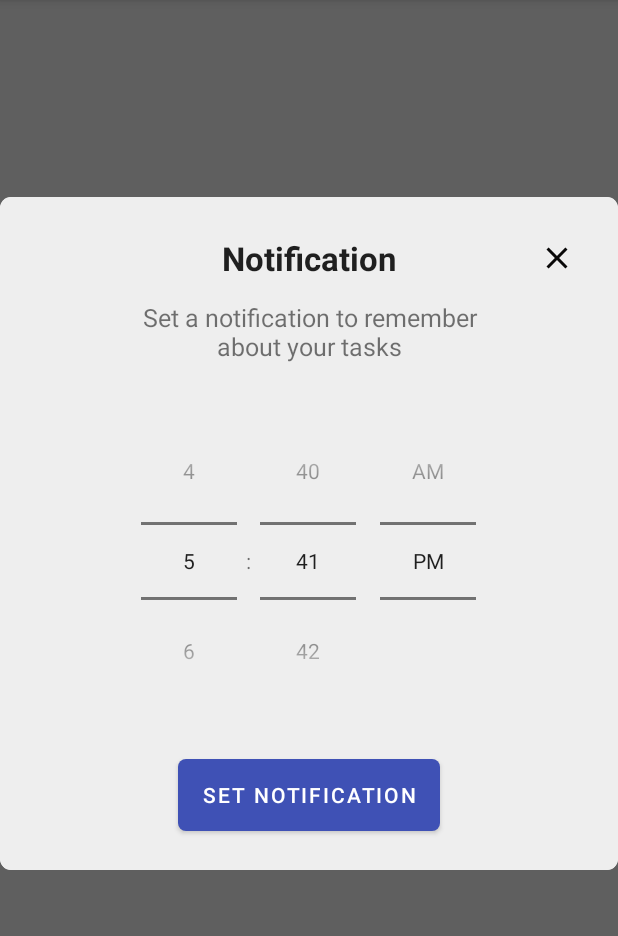
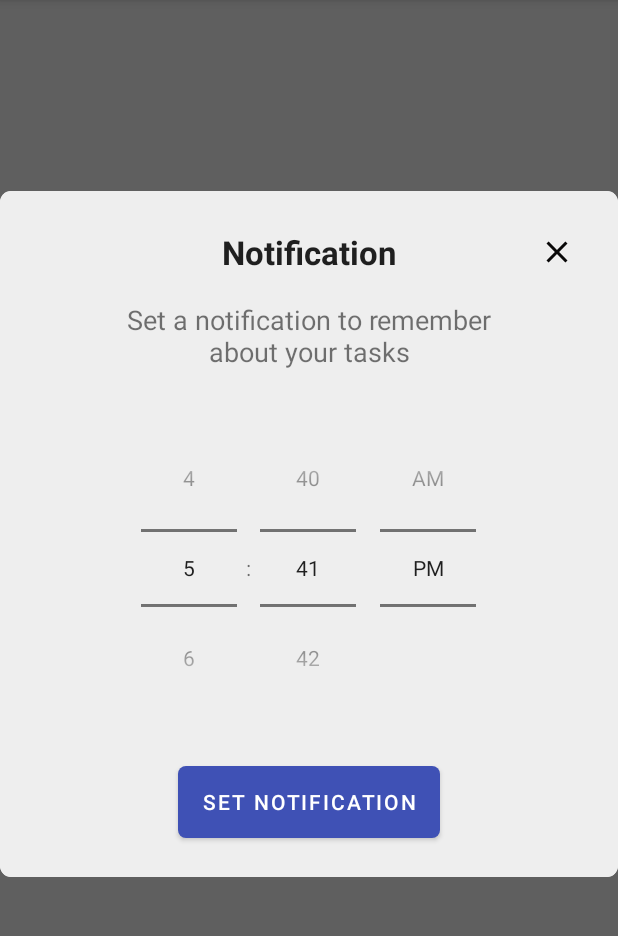
Before and after one commit to BartekReterski/LockedDoor, an Android app: the screen it shows after launch (MainActivity), after a tap on "Notifications", on a phone screen of 412 x 824 dp, the part 84-1020 px from its top. Run offline under Robolectric (Android 15) with nearby library versions, the phone set to English and light mode, and no system bars; our stand-ins replace sdp/ssp sizes; libraries missing offline, so code that uses them is left out: io.realm; 7 statements that could not run were skipped.

Commit message:
zmiany w layoutcie glownie

```diff
--- a/LD/app/build.gradle
+++ b/LD/app/build.gradle
@@ -35,7 +35,7 @@ android {
 
 dependencies {
 
-    implementation 'androidx.core:core-ktx:1.6.0'
+    implementation 'androidx.core:core-ktx:1.7.0'
     implementation 'com.intuit.sdp:sdp-android:1.0.6'
     implementation 'androidx.appcompat:appcompat:1.3.1'
     implementation 'com.bitvale:switcher:1.1.1'
--- a/LD/app/src/main/java/com/ld/lockeddoor/activities/MainActivity.kt
+++ b/LD/app/src/main/java/com/ld/lockeddoor/activities/MainActivity.kt
@@ -5,8 +5,8 @@ import androidx.appcompat.app.AppCompatActivity
 import android.os.Bundle
 import android.view.Menu
 import android.view.MenuItem
-import android.widget.Button
-import android.widget.Toast
+import android.view.View
+import android.widget.*
 import androidx.appcompat.app.AlertDialog
 import androidx.recyclerview.widget.GridLayoutManager
 import androidx.recyclerview.widget.RecyclerView
@@ -16,6 +16,7 @@ import com.ld.lockeddoor.models.ReminderModel
 import io.realm.Realm
 import io.realm.RealmConfiguration
 import java.lang.Exception
+import java.util.*
 
 class MainActivity : AppCompatActivity() {
 
@@ -41,6 +42,16 @@ class MainActivity : AppCompatActivity() {
 
             val readAllRealm=realm.where(ReminderModel::class.java).findAll()
             val recyclerView=findViewById<RecyclerView>(R.id.recyclerView)
+
+
+            if(!readAllRealm.isNullOrEmpty()){
+
+                val textviewHelper = findViewById<TextView>(R.id.textViewHelper)
+                val imageviewHelper = findViewById<ImageView>(R.id.imageViewHelper)
+
+                textviewHelper.visibility = View.GONE
+                imageviewHelper.visibility = View.GONE
+            }
 
             if(readAllRealm.size==1){
 
@@ -79,17 +90,7 @@ class MainActivity : AppCompatActivity() {
             }
 
             R.id.menu_notifications->{
-
-                val builder = AlertDialog.Builder(this,R.style.CustomAlertDialog)
-                    .create()
-                val view = layoutInflater.inflate(R.layout.notification_alert_dialog,null)
-                val  button = view.findViewById<Button>(R.id.set_not_btn)
-                builder.setView(view)
-                button.setOnClickListener {
-                    builder.dismiss()
-                }
-                builder.setCanceledOnTouchOutside(false)
-                builder.show()
+                notificationLogic()
             }
 
         }
@@ -107,6 +108,39 @@ class MainActivity : AppCompatActivity() {
         pressedTime = System.currentTimeMillis()
     }*/
 
+
+    private  fun notificationLogic(){
+        val builder = AlertDialog.Builder(this,R.style.CustomAlertDialog)
+            .create()
+        val view = layoutInflater.inflate(R.layout.notification_alert_dialog,null)
+        val closeImg=view.findViewById<ImageView>(R.id.close_button)
+        val setNotBtn=view.findViewById<Button>(R.id.set_not_btn)
+        val timePicker=view.findViewById<TimePicker>(R.id.timePicker)
+
+
+        val minute = timePicker.minute
+        val hour = timePicker.hour
+
+
+
+
+
+
+
+        closeImg.setOnClickListener{
+            builder.dismiss()
+        }
+
+        builder.setView(view)
+        setNotBtn.setOnClickListener {
+            Toast.makeText(this, hour.toString()+ minute.toString(),Toast.LENGTH_SHORT).show()
+            builder.dismiss()
+        }
+        builder.setCanceledOnTouchOutside(false)
+        builder.show()
+
+
+    }
     override fun onResume() {
         showReminderTaskList()
         super.onResume()
--- /dev/null
+++ b/LD/app/src/main/res/drawable/ic_outline_task_128.xml
@@ -0,0 +1,5 @@
+<vector android:height="128dp" android:tint="#090808"
+    android:viewportHeight="24" android:viewportWidth="24"
+    android:width="128dp" xmlns:android="http://schemas.android.com/apk/res/android">
+    <path android:fillColor="@android:color/white" android:pathData="M14,2H6C4.9,2 4.01,2.9 4.01,4L4,20c0,1.1 0.89,2 1.99,2H18c1.1,0 2,-0.9 2,-2V8L14,2zM18,20H6V4h7v5h5V20zM8.82,13.05L7.4,14.46L10.94,18l5.66,-5.66l-1.41,-1.41l-4.24,4.24L8.82,13.05z"/>
+</vector>
--- a/LD/app/src/main/res/layout/activity_add_new_task.xml
+++ b/LD/app/src/main/res/layout/activity_add_new_task.xml
@@ -61,7 +61,7 @@
             android:layout_width="match_parent"
             android:layout_height="wrap_content"
             app:counterEnabled="true"
-            app:counterMaxLength="25"
+            app:counterMaxLength="20"
             android:layout_marginTop="@dimen/_10sdp"
             android:layout_marginStart="@dimen/_20sdp"
             android:layout_marginEnd="@dimen/_20sdp"
@@ -75,7 +75,7 @@
                 android:layout_width="match_parent"
                 android:layout_height="wrap_content"
                 android:hint="details e.g. close the front door "
-                android:maxLength="25"
+                android:maxLength="20"
                 android:singleLine="true" />
 
         </com.google.android.material.textfield.TextInputLayout>
--- a/LD/app/src/main/res/layout/activity_main.xml
+++ b/LD/app/src/main/res/layout/activity_main.xml
@@ -15,4 +15,27 @@
         app:layout_constraintEnd_toEndOf="parent"
         app:layout_constraintStart_toStartOf="parent"
         app:layout_constraintTop_toTopOf="parent" />
+
+    <TextView
+        android:id="@+id/textViewHelper"
+        android:layout_width="@dimen/_200sdp"
+        android:layout_height="wrap_content"
+        android:layout_marginBottom="@dimen/_380sdp"
+        android:gravity="center"
+        android:text="Add things to do before you leave "
+        android:textSize="@dimen/_17sdp"
+        app:layout_constraintBottom_toBottomOf="parent"
+        app:layout_constraintEnd_toEndOf="parent"
+        app:layout_constraintStart_toStartOf="parent" />
+
+    <ImageView
+        android:id="@+id/imageViewHelper"
+        android:layout_width="@dimen/_80sdp"
+        android:layout_height="@dimen/_80sdp"
+        android:layout_marginTop="@dimen/_30sdp"
+        android:src="@drawable/ic_outline_task_128"
+        app:layout_constraintEnd_toEndOf="parent"
+        app:layout_constraintStart_toStartOf="parent"
+        app:layout_constraintTop_toBottomOf="@+id/textViewHelper" />
+
 </androidx.constraintlayout.widget.ConstraintLayout>
--- a/LD/app/src/main/res/layout/notification_alert_dialog.xml
+++ b/LD/app/src/main/res/layout/notification_alert_dialog.xml
@@ -54,12 +54,12 @@
         android:id="@+id/text_helper_2"
         android:text="Set a notification to remember about your tasks"
         android:gravity="center"
-        android:textSize="@dimen/_13sdp"
+        android:textSize="@dimen/_14sdp"
         app:layout_constraintTop_toBottomOf="@id/text_helper"
         app:layout_constraintEnd_toEndOf="parent"
         app:layout_constraintStart_toStartOf="parent"
         android:layout_marginStart="@dimen/_20sdp"
-        android:layout_marginTop="@dimen/_10sdp"
+        android:layout_marginTop="@dimen/_14sdp"
         android:layout_marginEnd="@dimen/_20sdp">
     </TextView>
 
--- a/LD/app/src/main/res/layout/reminder_items.xml
+++ b/LD/app/src/main/res/layout/reminder_items.xml
@@ -49,7 +49,7 @@
             <TextView
                 android:id="@+id/textViewReminderName"
                 android:layout_width="wrap_content"
-                android:layout_height="wrap_content"
+                android:layout_height="@dimen/_25sdp"
                 android:layout_marginStart="@dimen/_10sdp"
                 android:layout_marginTop="@dimen/_10sdp"
                 android:layout_marginEnd="@dimen/_10sdp"
@@ -62,7 +62,7 @@
             <TextView
                 android:id="@+id/textViewReminderNameDsc"
                 android:layout_width="wrap_content"
-                android:layout_height="wrap_content"
+                android:layout_height="@dimen/_25sdp"
                 android:layout_marginStart="@dimen/_10sdp"
                 android:layout_marginTop="@dimen/_5sdp"
                 android:layout_marginEnd="@dimen/_10sdp"
--- a/LD/app/src/main/res/values-night/themes.xml
+++ b/LD/app/src/main/res/values-night/themes.xml
@@ -16,4 +16,5 @@
     <style name="CustomAlertDialog" parent="Theme.AppCompat.Light.Dialog.Alert">
         <item name="android:windowBackground">@drawable/rounded_corner_alert</item>
     </style>
+
 </resources>
--- a/LD/app/src/main/res/values/themes.xml
+++ b/LD/app/src/main/res/values/themes.xml
@@ -16,4 +16,5 @@
     <style name="CustomAlertDialog" parent="Theme.AppCompat.Light.Dialog.Alert">
         <item name="android:windowBackground">@drawable/rounded_corner_alert</item>
     </style>
+
 </resources>
```
Also changed, not shown: LD/app/src/main/AndroidManifest.xml (+5 -4 lines). Lines whose indentation alone changed are shown as unchanged.
